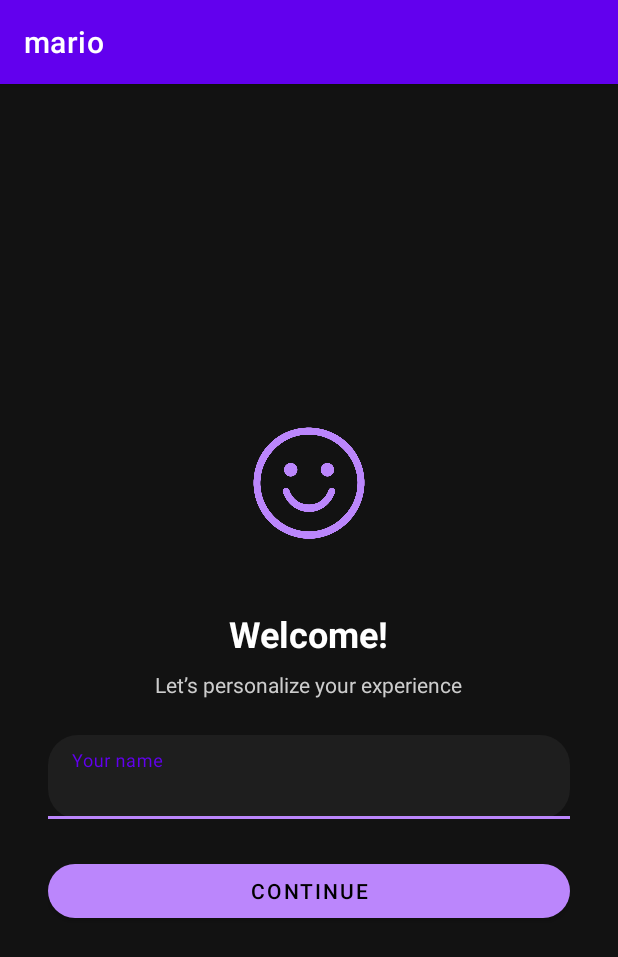
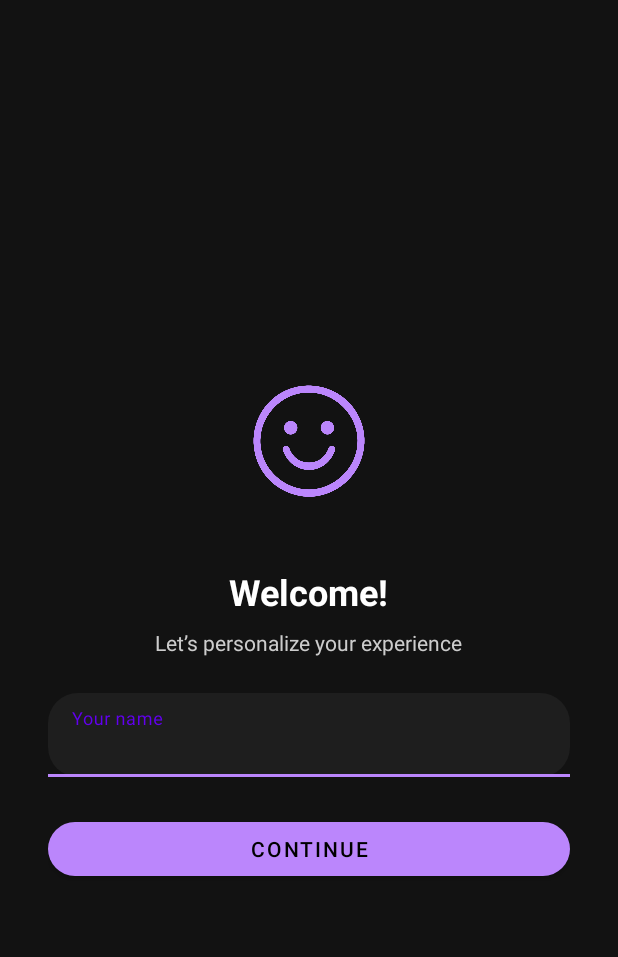
Before and after one commit to jaixmario/ssc-gk-questions, an Android app: the screen it shows after launch (WelcomeActivity), on a phone screen of 412 x 824 dp. Shown: the top 957 px of the screen. Run offline under Robolectric (Android 15) with nearby library versions, the light colour scheme and no system bars.

Commit message:
Initial commit

```diff
--- a/app/src/main/java/com/mario/ssc/WelcomeActivity.java
+++ b/app/src/main/java/com/mario/ssc/WelcomeActivity.java
@@ -17,11 +17,10 @@ public class WelcomeActivity extends AppCompatActivity {
     protected void onCreate(Bundle savedInstanceState) {
         super.onCreate(savedInstanceState);
 
-        // Check if user already entered name
+        getSupportActionBar().hide();
+
         SharedPreferences prefs = getSharedPreferences("UserPrefs", MODE_PRIVATE);
-        boolean firstRun = prefs.getBoolean("firstRun", true);
-
-        if (!firstRun) {
+        if (!prefs.getBoolean("firstRun", true)) {
             String name = prefs.getString("username", "User");
             Toast.makeText(this, "Welcome back, " + name + "!", Toast.LENGTH_LONG).show();
             startActivity(new Intent(this, MainActivity.class));
```
